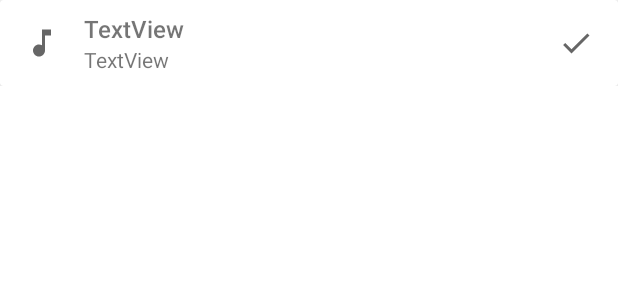
After one commit to debarunlahiri/SocialApp, an Android app: the layout item_list_sound_recordings_layout.xml on its own in the app's theme, with its tools: preview values and no code run, on a phone screen of 412 x 824 dp. The commit adds this screen. Shown: the top 300 px of the screen. Run offline under Robolectric (Android 15) with nearby library versions, the phone set to English and light mode, and no system bars.

Commit message:
Added Sound list and sound recorder

```diff
--- a/app/build.gradle
+++ b/app/build.gradle
@@ -43,4 +43,5 @@ dependencies {
     implementation 'com.github.piasy:rxandroidaudio:1.7.0'
     implementation 'com.github.piasy:AudioProcessor:1.7.0'
     implementation 'com.karumi:dexter:6.2.3'
+    implementation 'com.github.mergehez:ArgPlayer:v3.0.1'
 }
--- /dev/null
+++ b/app/src/main/java/com/lahiriproductions/socialapp/models/SoundRecordings.java
@@ -0,0 +1,4 @@
+package com.lahiriproductions.socialapp.models;
+
+public class SoundRecordings {
+}
--- /dev/null
+++ b/app/src/main/res/drawable/ic_baseline_check_24.xml
@@ -0,0 +1,10 @@
+<vector xmlns:android="http://schemas.android.com/apk/res/android"
+    android:width="24dp"
+    android:height="24dp"
+    android:viewportWidth="24"
+    android:viewportHeight="24"
+    android:tint="?attr/colorControlNormal">
+  <path
+      android:fillColor="@android:color/white"
+      android:pathData="M9,16.17L4.83,12l-1.42,1.41L9,19 21,7l-1.41,-1.41z"/>
+</vector>
--- /dev/null
+++ b/app/src/main/res/drawable/ic_baseline_music_note_24.xml
@@ -0,0 +1,10 @@
+<vector xmlns:android="http://schemas.android.com/apk/res/android"
+    android:width="24dp"
+    android:height="24dp"
+    android:viewportWidth="24"
+    android:viewportHeight="24"
+    android:tint="?attr/colorControlNormal">
+  <path
+      android:fillColor="@android:color/white"
+      android:pathData="M12,3v10.55c-0.59,-0.34 -1.27,-0.55 -2,-0.55 -2.21,0 -4,1.79 -4,4s1.79,4 4,4 4,-1.79 4,-4V7h4V3h-6z"/>
+</vector>
--- /dev/null
+++ b/app/src/main/res/layout/item_list_sound_recordings_layout.xml
@@ -0,0 +1,76 @@
+<?xml version="1.0" encoding="utf-8"?>
+<androidx.constraintlayout.widget.ConstraintLayout xmlns:android="http://schemas.android.com/apk/res/android"
+    xmlns:app="http://schemas.android.com/apk/res-auto"
+    xmlns:tools="http://schemas.android.com/tools"
+    android:layout_width="match_parent"
+    android:layout_height="wrap_content">
+
+    <androidx.cardview.widget.CardView
+        android:layout_width="0dp"
+        android:layout_height="wrap_content"
+        android:clickable="true"
+        android:foreground="?selectableItemBackground"
+        app:layout_constraintBottom_toBottomOf="parent"
+        app:layout_constraintEnd_toEndOf="parent"
+        app:layout_constraintStart_toStartOf="parent"
+        app:layout_constraintTop_toTopOf="parent">
+
+        <androidx.constraintlayout.widget.ConstraintLayout
+            android:layout_width="match_parent"
+            android:layout_height="match_parent">
+
+            <ImageView
+                android:id="@+id/imageView"
+                android:layout_width="40dp"
+                android:layout_height="40dp"
+                android:layout_marginStart="8dp"
+                android:layout_marginTop="8dp"
+                android:layout_marginBottom="8dp"
+                android:scaleType="centerInside"
+                app:layout_constraintBottom_toBottomOf="parent"
+                app:layout_constraintStart_toStartOf="parent"
+                app:layout_constraintTop_toTopOf="parent"
+                app:srcCompat="@drawable/ic_baseline_music_note_24" />
+
+            <TextView
+                android:id="@+id/tvSoundFileName"
+                android:layout_width="0dp"
+                android:layout_height="wrap_content"
+                android:layout_marginStart="8dp"
+                android:layout_marginTop="8dp"
+                android:layout_marginEnd="8dp"
+                android:fontFamily="sans-serif-medium"
+                android:text="TextView"
+                android:textSize="16sp"
+                app:layout_constraintEnd_toStartOf="@+id/ivSoundSelect"
+                app:layout_constraintStart_toEndOf="@+id/imageView"
+                app:layout_constraintTop_toTopOf="parent" />
+
+            <TextView
+                android:id="@+id/tvSoundFileFormat"
+                android:layout_width="0dp"
+                android:layout_height="wrap_content"
+                android:layout_marginStart="8dp"
+                android:layout_marginEnd="8dp"
+                android:layout_marginBottom="8dp"
+                android:text="TextView"
+                app:layout_constraintBottom_toBottomOf="parent"
+                app:layout_constraintEnd_toStartOf="@+id/ivSoundSelect"
+                app:layout_constraintStart_toEndOf="@+id/imageView"
+                app:layout_constraintTop_toBottomOf="@+id/tvSoundFileName" />
+
+            <ImageView
+                android:id="@+id/ivSoundSelect"
+                android:layout_width="40dp"
+                android:layout_height="40dp"
+                android:layout_marginTop="8dp"
+                android:layout_marginEnd="8dp"
+                android:layout_marginBottom="8dp"
+                android:scaleType="centerInside"
+                app:layout_constraintBottom_toBottomOf="parent"
+                app:layout_constraintEnd_toEndOf="parent"
+                app:layout_constraintTop_toTopOf="parent"
+                app:srcCompat="@drawable/ic_baseline_check_24" />
+        </androidx.constraintlayout.widget.ConstraintLayout>
+    </androidx.cardview.widget.CardView>
+</androidx.constraintlayout.widget.ConstraintLayout>
```
Also changed, not shown: app/src/main/java/com/lahiriproductions/socialapp/activities/SoundRecorderActivity.java (+62 -3 lines), app/src/main/java/com/lahiriproductions/socialapp/activities/SoundRecordingsActivity.java (+55 -0 lines), app/src/main/java/com/lahiriproductions/socialapp/adapter/SoundRecordingsAdapter.java (added, +57 -0 lines).
